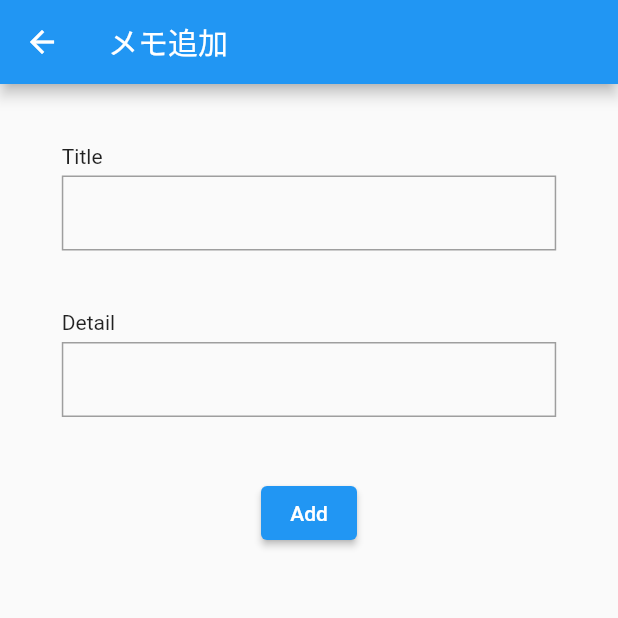
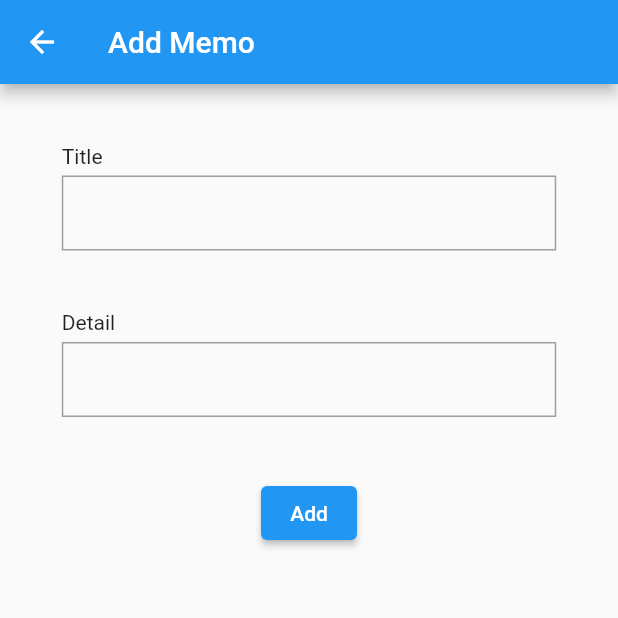
Before and after one commit to bamboo-wood/flutter_firebase_memo_app, a Flutter app: the screen it shows after launch, after a tap on the "add" icon, on a phone screen of 412 x 824 dp, the top half of it. Run offline on Flutter 3.47's test engine with Material 2 defaults, Android fonts, the phone set to English and light mode, and no system bars; our stand-ins replace cloud_firestore, firebase_core, freezed_annotation; accounts and stored records are empty.

Commit message:
Edit memo

```diff
--- a/lib/model/json_converter/timestamp_converter.dart
+++ /dev/null
@@ -1,11 +0,0 @@
-import 'package:cloud_firestore/cloud_firestore.dart';
-import 'package:freezed_annotation/freezed_annotation.dart';
-
-class TimestampConverter implements JsonConverter<DateTime, Timestamp> {
-  const TimestampConverter();
-  @override
-  DateTime fromJson(Timestamp json) => json.toDate();
-
-  @override
-  Timestamp toJson(DateTime object) => Timestamp.fromDate(object);
-}
--- a/lib/model/memo.dart
+++ b/lib/model/memo.dart
@@ -1,17 +1,14 @@
 import 'package:cloud_firestore/cloud_firestore.dart';
-import 'package:flutter_firebase_memo_app/model/json_converter/timestamp_converter.dart';
 import 'package:freezed_annotation/freezed_annotation.dart';
 import 'package:flutter/foundation.dart';
 part 'memo.freezed.dart';
-part 'memo.g.dart';
 
 @freezed
 class Memo with _$Memo {
   const factory Memo(
-      {required String title,
+      {required String id,
+      required String title,
       required String detail,
-      @TimestampConverter() required DateTime createdDate,
-      @TimestampConverter() DateTime? updatedDate}) = _Memo;
-
-  factory Memo.fromJson(Map<String, dynamic> json) => _$MemoFromJson(json);
+      required Timestamp createdDate,
+      Timestamp? updatedDate}) = _Memo;
 }
--- a/lib/pages/add_memo_page.dart
+++ b/lib/pages/add_edit_memo_page.dart
@@ -2,33 +2,53 @@ import 'package:cloud_firestore/cloud_firestore.dart';
 import 'package:flutter/material.dart';
 import 'package:flutter_firebase_memo_app/model/memo.dart';
 
-class AddMemoPage extends StatefulWidget {
-  const AddMemoPage({super.key});
+class AddEditMemoPage extends StatefulWidget {
+  final Memo? currentMemo;
+  const AddEditMemoPage({super.key, this.currentMemo});
 
   @override
-  State<AddMemoPage> createState() => _AddMemoPageState();
+  State<AddEditMemoPage> createState() => _AddEditMemoPageState();
 }
 
-class _AddMemoPageState extends State<AddMemoPage> {
+class _AddEditMemoPageState extends State<AddEditMemoPage> {
   TextEditingController titleController = TextEditingController();
   TextEditingController detailController = TextEditingController();
 
   Future<void> createMemo() async {
-    Memo memo = Memo(
-      title: titleController.text,
-      detail: detailController.text,
-      createdDate: DateTime.now(),
-    );
+    final memoCollection = FirebaseFirestore.instance.collection('memo');
+    await memoCollection.add({
+      'title': titleController.text,
+      'detail': detailController.text,
+      'createdDate': Timestamp.now(),
+    });
+  }
 
-    final memoCollection = FirebaseFirestore.instance.collection('memo');
-    await memoCollection.add(memo.toJson());
+  Future<void> updateMemo() async {
+    final doc = FirebaseFirestore.instance
+        .collection('memo')
+        .doc(widget.currentMemo!.id);
+
+    await doc.update({
+      'title': titleController.text,
+      'detail': detailController.text,
+      'updatedDate': Timestamp.now(),
+    });
+  }
+
+  @override
+  void initState() {
+    super.initState();
+    if (widget.currentMemo != null) {
+      titleController.text = widget.currentMemo!.title;
+      detailController.text = widget.currentMemo!.detail;
+    }
   }
 
   @override
   Widget build(BuildContext context) {
     return Scaffold(
       appBar: AppBar(
-        title: const Text("メモ追加"),
+        title: Text(widget.currentMemo == null ? "Add Memo" : "Edit Memo"),
       ),
       body: Center(
         child: Column(
@@ -70,10 +90,14 @@ class _AddMemoPageState extends State<AddMemoPage> {
               alignment: Alignment.center,
               child: ElevatedButton(
                 onPressed: () async {
-                  await createMemo();
+                  if (widget.currentMemo == null) {
+                    await createMemo();
+                  } else {
+                    await updateMemo();
+                  }
                   Navigator.pop(context);
                 },
-                child: const Text('Add'),
+                child: Text(widget.currentMemo == null ? "Add" : "Update"),
               ),
             )
           ],
```
Also changed, not shown: lib/pages/top_page.dart (+46 -5 lines), lib/model/memo.freezed.dart, lib/model/memo.g.dart (deleted).
